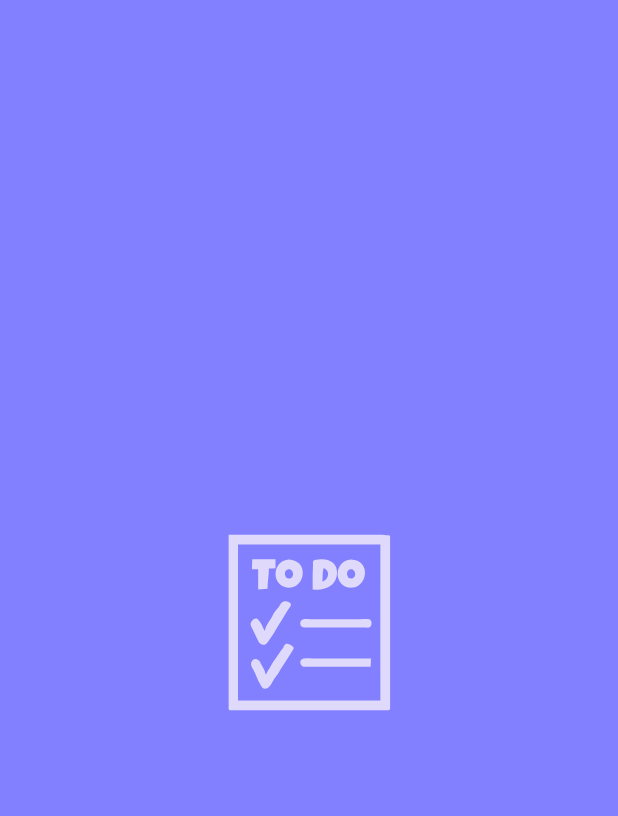
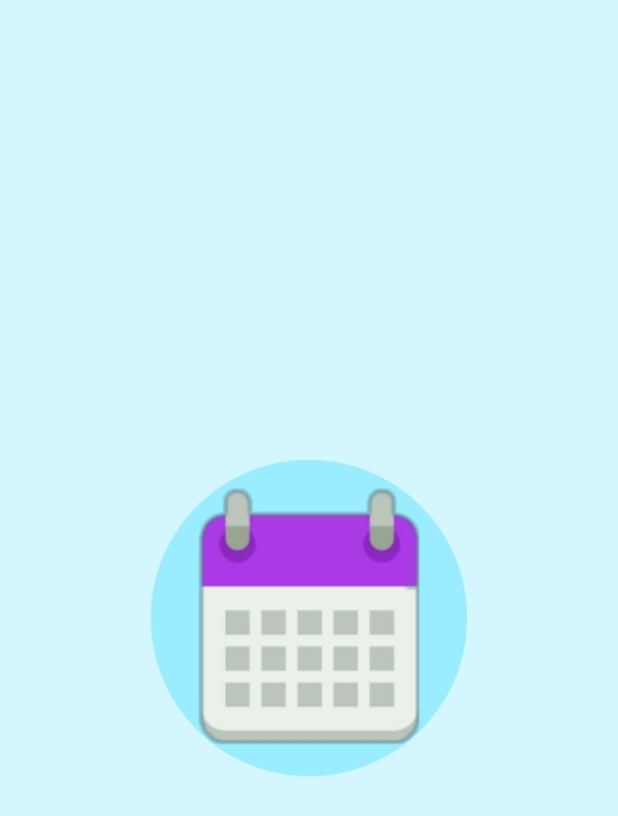
Before and after one commit to Mohamed02Emad/clean_arch_todo, an Android app: the layout fragment_splash.xml on its own in the app's theme, with its tools: preview values and no code run, on a phone screen of 412 x 824 dp. Shown: the top 816 px of the screen. Run offline under Robolectric (Android 15) with nearby library versions, the light colour scheme and no system bars.

Commit message:
change icon for first release

```diff
--- a/app/build.gradle.kts
+++ b/app/build.gradle.kts
@@ -26,7 +26,7 @@ android {
 
     buildTypes {
         release {
-            isMinifyEnabled = false
+            isMinifyEnabled = true
             proguardFiles(
                 getDefaultProguardFile("proguard-android-optimize.txt"),
                 "proguard-rules.pro"
--- a/app/src/main/AndroidManifest.xml
+++ b/app/src/main/AndroidManifest.xml
@@ -11,9 +11,9 @@
         android:name=".App"
         android:dataExtractionRules="@xml/data_extraction_rules"
         android:fullBackupContent="@xml/backup_rules"
-        android:icon="@drawable/icon"
+        android:icon="@drawable/app_icon"
         android:label="@string/app_name"
-        android:roundIcon="@drawable/icon"
+        android:roundIcon="@drawable/app_icon"
         android:supportsRtl="true"
         android:theme="@style/Theme.Todo"
         tools:targetApi="31">
--- a/app/src/main/java/com/motodo/todo/domain/models/OnBoarding.kt
+++ b/app/src/main/java/com/motodo/todo/domain/models/OnBoarding.kt
@@ -1,5 +1,8 @@
 package com.motodo.todo.domain.models
 
+import androidx.annotation.Keep
+
+@Keep
 data class OnBoarding(
     val image : Int,
     val title : String,
--- a/app/src/main/java/com/motodo/todo/domain/models/ToDo.kt
+++ b/app/src/main/java/com/motodo/todo/domain/models/ToDo.kt
@@ -1,10 +1,12 @@
 package com.motodo.todo.domain.models
 
+import androidx.annotation.Keep
 import androidx.room.Entity
 import androidx.room.PrimaryKey
 import java.io.Serializable
 import java.util.Date
 
+@Keep
 @Entity
 data class ToDo(
     @PrimaryKey(autoGenerate = true) val id: Int = 0,
--- a/app/src/main/java/com/motodo/todo/presentation/MainActivity.kt
+++ b/app/src/main/java/com/motodo/todo/presentation/MainActivity.kt
@@ -69,7 +69,7 @@ class MainActivity : AppCompatActivity() {
             controller.hide(WindowInsetsCompat.Type.navigationBars())
             controller.systemBarsBehavior = WindowInsetsControllerCompat.BEHAVIOR_SHOW_TRANSIENT_BARS_BY_SWIPE
         }
-        window.statusBarColor = ContextCompat.getColor(this, R.color.primary_blue)
+        window.statusBarColor = ContextCompat.getColor(this, R.color.color_splash)
     }
 
      suspend fun isOnBoardingFinished(): Boolean {
--- a/app/src/main/java/com/motodo/todo/utils/MethodsHelper.kt
+++ b/app/src/main/java/com/motodo/todo/utils/MethodsHelper.kt
@@ -80,7 +80,7 @@ fun showNotification(
     val notificationBuilder: NotificationCompat.Builder =
         NotificationCompat.Builder(context, CHANNEL_ID)
     notificationBuilder.apply {
-        setSmallIcon(R.drawable.icon)
+        setSmallIcon(R.drawable.app_icon)
         setContentTitle(title)
         setContentText(body)
         setAutoCancel(true)
--- a/app/src/main/res/layout/fragment_splash.xml
+++ b/app/src/main/res/layout/fragment_splash.xml
@@ -1,14 +1,15 @@
 <?xml version="1.0" encoding="utf-8"?>
 <FrameLayout xmlns:android="http://schemas.android.com/apk/res/android"
     android:layout_width="match_parent"
-    android:background="@color/primary_blue"
+    android:background="@color/color_splash"
     android:layout_height="match_parent">
 
     <ImageView
-        android:layout_width="250dp"
-        android:layout_height="250dp"
+        android:layout_width="match_parent"
+        android:layout_height="match_parent"
+        android:layout_margin="55dp"
         android:layout_gravity="center"
-        android:src="@drawable/icon"
+        android:src="@drawable/app_icon"
         />
 
 </FrameLayout>
--- a/app/src/main/res/values/colors.xml
+++ b/app/src/main/res/values/colors.xml
@@ -4,6 +4,7 @@
     <color name="white">#FFFFFFFF</color>
     <color name="semi_white">#BFEEEEF4</color>
     <color name="color_background">#EEEEF4</color>
+    <color name="color_splash">#D4F6FF</color>
     <color name="color_ripple">#8B8B98</color>
 
     <color name="primary_blue">#8280FF</color>
--- a/app/src/main/res/values/strings.xml
+++ b/app/src/main/res/values/strings.xml
@@ -1,5 +1,5 @@
 <resources>
-    <string name="app_name">todo</string>
+    <string name="app_name">Todo with Alarm</string>
     <!-- TODO: Remove or change this placeholder text -->
     <string name="hello_blank_fragment">Hello blank fragment</string>
     <string name="settings">Settings</string>
--- a/app/src/main/res/values/themes.xml
+++ b/app/src/main/res/values/themes.xml
@@ -6,8 +6,8 @@
         <item name="android:statusBarColor">@color/white</item>
         <item name="android:windowLightNavigationBar" tools:targetApi="o_mr1">true</item>
         <item name="android:navigationBarColor">@color/white</item>
-        <item name="android:windowSplashScreenBackground" tools:targetApi="s">@color/primary_blue</item>
-        <item name="android:windowSplashScreenAnimatedIcon" tools:targetApi="s">@drawable/icon</item>
+        <item name="android:windowSplashScreenBackground" tools:targetApi="s">@color/color_splash</item>
+        <item name="android:windowSplashScreenAnimatedIcon" tools:targetApi="s">@drawable/app_icon</item>
         <item name="android:windowSplashScreenAnimationDuration" tools:targetApi="s">300</item>
     </style>
 
```
Also changed, not shown: app/src/main/res/drawable/app_icon.jpeg (added).
